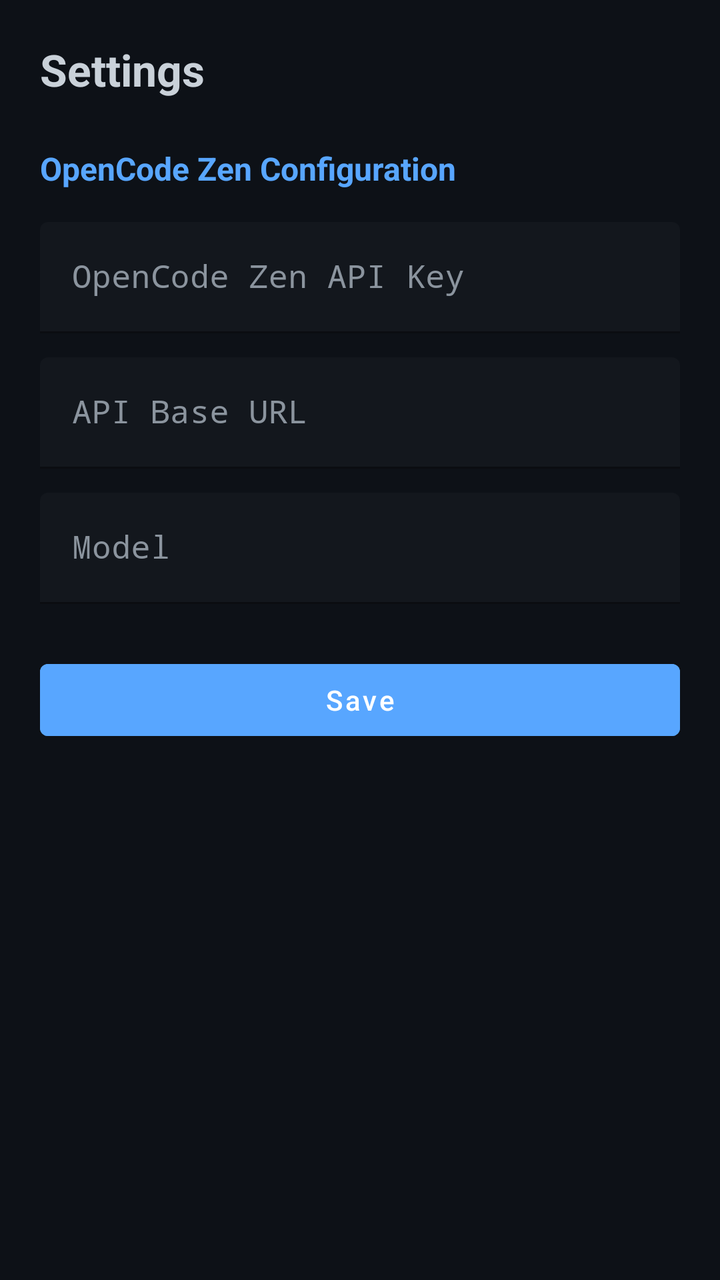
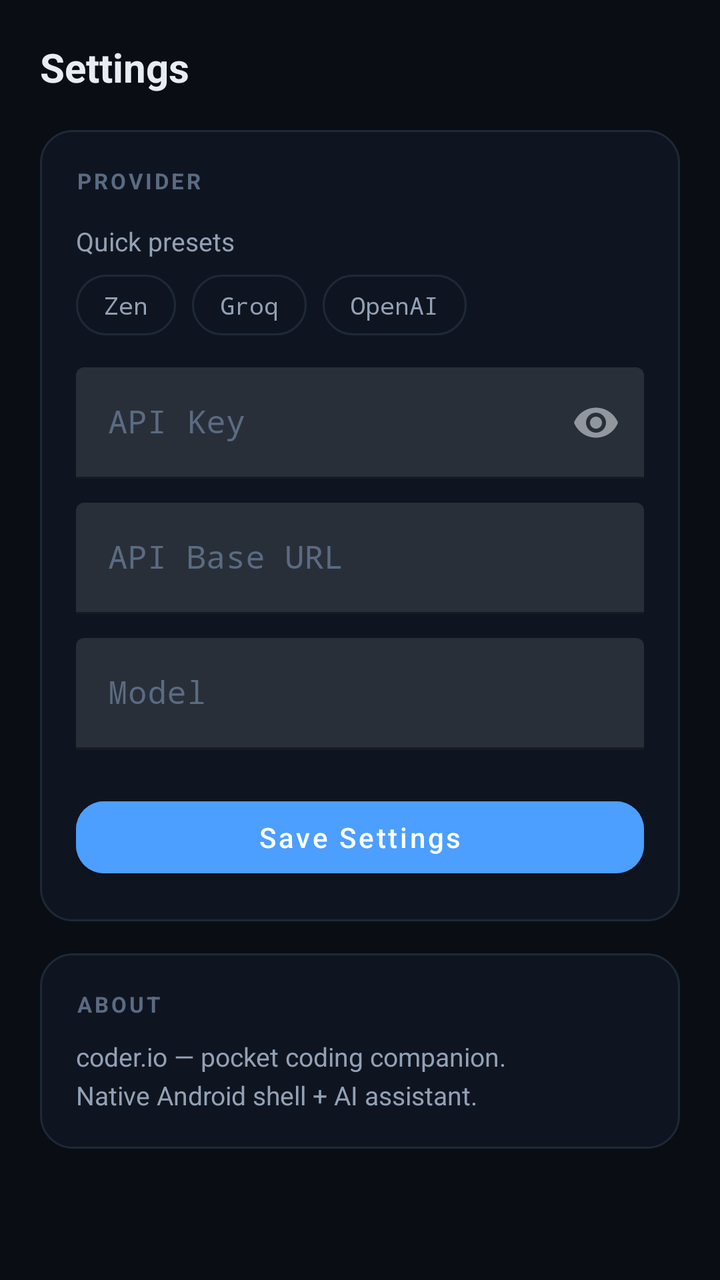

Two renders of the same Android screen: before a commit and after it. Below are the layout's source before the change and the commit's diff.
<!-- AndroidManifest.xml: application theme Theme.CoderIO -->
<!-- res/layout/fragment_settings.xml -->
<?xml version="1.0" encoding="utf-8"?>
<ScrollView xmlns:android="http://schemas.android.com/apk/res/android"
    xmlns:app="http://schemas.android.com/apk/res-auto"
    android:layout_width="match_parent"
    android:layout_height="match_parent"
    android:background="@color/bg_primary"
    android:padding="20dp">

    <LinearLayout
        android:layout_width="match_parent"
        android:layout_height="wrap_content"
        android:orientation="vertical">

        <TextView
            android:layout_width="wrap_content"
            android:layout_height="wrap_content"
            android:text="Settings"
            android:textColor="@color/text_primary"
            android:textSize="22sp"
            android:textStyle="bold"
            android:layout_marginBottom="24dp" />

        <TextView
            android:layout_width="wrap_content"
            android:layout_height="wrap_content"
            android:text="OpenCode Zen Configuration"
            android:textColor="@color/accent"
            android:textSize="16sp"
            android:textStyle="bold"
            android:layout_marginBottom="16dp" />

        <com.google.android.material.textfield.TextInputLayout
            android:layout_width="match_parent"
            android:layout_height="wrap_content"
            android:layout_marginBottom="12dp"
            android:hint="@string/api_key_label"
            android:textColorHint="@color/text_secondary"
            app:boxStrokeColor="@color/accent">

            <com.google.android.material.textfield.TextInputEditText
                android:id="@+id/api_key_input"
                android:layout_width="match_parent"
                android:layout_height="wrap_content"
                android:fontFamily="monospace"
                android:textColor="@color/text_primary"
                android:inputType="textPassword" />

        </com.google.android.material.textfield.TextInputLayout>

        <com.google.android.material.textfield.TextInputLayout
            android:layout_width="match_parent"
            android:layout_height="wrap_content"
            android:layout_marginBottom="12dp"
            android:hint="@string/api_url_label"
            android:textColorHint="@color/text_secondary"
            app:boxStrokeColor="@color/accent">

            <com.google.android.material.textfield.TextInputEditText
                android:id="@+id/api_url_input"
                android:layout_width="match_parent"
                android:layout_height="wrap_content"
                android:fontFamily="monospace"
                android:textColor="@color/text_primary"
                android:inputType="textUri" />

        </com.google.android.material.textfield.TextInputLayout>

        <com.google.android.material.textfield.TextInputLayout
            android:layout_width="match_parent"
            android:layout_height="wrap_content"
            android:layout_marginBottom="24dp"
            android:hint="@string/api_model_label"
            android:textColorHint="@color/text_secondary"
            app:boxStrokeColor="@color/accent">

            <com.google.android.material.textfield.TextInputEditText
                android:id="@+id/model_input"
                android:layout_width="match_parent"
                android:layout_height="wrap_content"
                android:fontFamily="monospace"
                android:textColor="@color/text_primary"
                android:inputType="text" />

        </com.google.android.material.textfield.TextInputLayout>

        <com.google.android.material.button.MaterialButton
            android:id="@+id/btn_save_settings"
            android:layout_width="match_parent"
            android:layout_height="wrap_content"
            android:text="@string/save"
            android:textAllCaps="false"
            android:backgroundTint="@color/accent"
            android:textColor="@android:color/white" />

        <TextView
            android:id="@+id/settings_status"
            android:layout_width="match_parent"
            android:layout_height="wrap_content"
            android:textColor="@color/accent_green"
            android:textSize="13sp"
            android:layout_marginTop="12dp"
            android:gravity="center" />

    </LinearLayout>
</ScrollView>
<!-- resources referenced by this layout -->
<resources>
  <color name="accent">#FF58A6FF</color>
  <color name="accent_green">#FF3FB950</color>
  <color name="bg_primary">#FF0D1117</color>
  <color name="text_primary">#FFC9D1D9</color>
  <color name="text_secondary">#FF8B949E</color>
  <string name="api_key_label">OpenCode Zen API Key</string>
  <string name="api_model_label">Model</string>
  <string name="api_url_label">API Base URL</string>
  <string name="save">Save</string>
  <style name="Theme.CoderIO" parent="Theme.MaterialComponents.DayNight.NoActionBar">
          <item name="colorPrimary">@color/accent</item>
          <item name="colorPrimaryVariant">#FF388bfd</item>
          <item name="colorOnPrimary">@android:color/white</item>
          <item name="colorSecondary">@color/accent_green</item>
          <item name="android:colorBackground">@color/bg_primary</item>
          <item name="colorSurface">@color/bg_secondary</item>
          <item name="android:statusBarColor">@color/bg_primary</item>
          <item name="android:navigationBarColor">@color/bg_secondary</item>
          <item name="android:windowLightStatusBar">false</item>
      </style>
  <color name="bg_secondary">#FF161B22</color>
</resources>

<!-- the commit's change to res/layout/fragment_settings.xml (unified diff, before → after) -->
@@ -4,6 +4,7 @@
     android:layout_width="match_parent"
     android:layout_height="match_parent"
     android:background="@color/bg_primary"
+    android:clipToPadding="false"
     android:padding="20dp">
 
     <LinearLayout
@@ -14,83 +15,154 @@
         <TextView
             android:layout_width="wrap_content"
             android:layout_height="wrap_content"
-            android:text="Settings"
-            android:textColor="@color/text_primary"
-            android:textSize="22sp"
-            android:textStyle="bold"
-            android:layout_marginBottom="24dp" />
+            android:text="@string/tab_settings"
+            style="@style/Text.CoderIO.ScreenTitle"
+            android:layout_marginBottom="18dp" />
 
-        <TextView
-            android:layout_width="wrap_content"
-            android:layout_height="wrap_content"
-            android:text="OpenCode Zen Configuration"
-            android:textColor="@color/accent"
-            android:textSize="16sp"
-            android:textStyle="bold"
-            android:layout_marginBottom="16dp" />
-
-        <com.google.android.material.textfield.TextInputLayout
+        
+        <LinearLayout
             android:layout_width="match_parent"
             android:layout_height="wrap_content"
-            android:layout_marginBottom="12dp"
-            android:hint="@string/api_key_label"
-            android:textColorHint="@color/text_secondary"
-            app:boxStrokeColor="@color/accent">
+            android:orientation="vertical"
+            android:background="@drawable/bg_card"
+            android:padding="18dp">
 
-            <com.google.android.material.textfield.TextInputEditText
-                android:id="@+id/api_key_input"
+            <TextView
+                android:layout_width="wrap_content"
+                android:layout_height="wrap_content"
+                android:text="@string/provider_section"
+                style="@style/Text.CoderIO.SectionLabel"
+                android:layout_marginBottom="14dp" />
+
+            <TextView
+                android:layout_width="wrap_content"
+                android:layout_height="wrap_content"
+                android:text="@string/presets_label"
+                android:textColor="@color/text_secondary"
+                android:textSize="13sp"
+                android:layout_marginBottom="8dp" />
+
+            <LinearLayout
+                android:layout_width="wrap_content"
+                android:layout_height="wrap_content"
+                android:orientation="horizontal"
+                android:layout_marginBottom="16dp">
+
+                <TextView
+                    android:id="@+id/preset_zen"
+                    style="@style/Widget.CoderIO.QuickChip"
+                    android:layout_width="wrap_content"
+                    android:layout_height="wrap_content"
+                    android:text="@string/preset_zen" />
+
+                <TextView
+                    android:id="@+id/preset_groq"
+                    style="@style/Widget.CoderIO.QuickChip"
+                    android:layout_width="wrap_content"
+                    android:layout_height="wrap_content"
+                    android:text="@string/preset_groq" />
+
+                <TextView
+                    android:id="@+id/preset_openai"
+                    style="@style/Widget.CoderIO.QuickChip"
+                    android:layout_width="wrap_content"
+                    android:layout_height="wrap_content"
+                    android:text="@string/preset_openai" />
+            </LinearLayout>
+
+            <com.google.android.material.textfield.TextInputLayout
                 android:layout_width="match_parent"
                 android:layout_height="wrap_content"
-                android:fontFamily="monospace"
-                android:textColor="@color/text_primary"
-                android:inputType="textPassword" />
+                android:layout_marginBottom="12dp"
+                android:hint="@string/api_key_label"
+                android:textColorHint="@color/text_faint"
+                app:boxStrokeColor="@color/accent"
+                app:endIconMode="password_toggle"
+                style="@style/Widget.MaterialComponents.TextInputLayout.FilledBox">
 
-        </com.google.android.material.textfield.TextInputLayout>
+                <com.google.android.material.textfield.TextInputEditText
+                    android:id="@+id/api_key_input"
+                    android:layout_width="match_parent"
+                    android:layout_height="wrap_content"
+                    android:fontFamily="monospace"
+                    android:textColor="@color/text_primary"
+                    android:inputType="textPassword" />
 
-        <com.google.android.material.textfield.TextInputLayout
+            </com.google.android.material.textfield.TextInputLayout>
+
+            <com.google.android.material.textfield.TextInputLayout
+                android:layout_width="match_parent"
+                android:layout_height="wrap_content"
+                android:layout_marginBottom="12dp"
+                android:hint="@string/api_url_label"
+                android:textColorHint="@color/text_faint"
+                app:boxStrokeColor="@color/accent">
+
+                <com.google.android.material.textfield.TextInputEditText
+                    android:id="@+id/api_url_input"
+                    android:layout_width="match_parent"
+                    android:layout_height="wrap_content"
+                    android:fontFamily="monospace"
+                    android:textColor="@color/text_primary"
+                    android:inputType="textUri" />
+
+            </com.google.android.material.textfield.TextInputLayout>
+
+            <com.google.android.material.textfield.TextInputLayout
+                android:layout_width="match_parent"
+                android:layout_height="wrap_content"
+                android:layout_marginBottom="6dp"
+                android:hint="@string/api_model_label"
+                android:textColorHint="@color/text_faint"
+                app:boxStrokeColor="@color/accent">
+
+                <com.google.android.material.textfield.TextInputEditText
+                    android:id="@+id/model_input"
+                    android:layout_width="match_parent"
+                    android:layout_height="wrap_content"
+                    android:fontFamily="monospace"
+                    android:textColor="@color/text_primary"
+                    android:inputType="text" />
+
+            </com.google.android.material.textfield.TextInputLayout>
+
+            <com.google.android.material.button.MaterialButton
+                android:id="@+id/btn_save_settings"
+                android:layout_width="match_parent"
+                android:layout_height="wrap_content"
+                android:layout_marginTop="14dp"
+                android:text="@string/save"
+                android:textAllCaps="false"
+                android:backgroundTint="@color/accent"
+                app:cornerRadius="14dp"
+                android:textColor="@android:color/white" />
+        </LinearLayout>
+
+        
+        <LinearLayout
             android:layout_width="match_parent"
             android:layout_height="wrap_content"
-            android:layout_marginBottom="12dp"
-            android:hint="@string/api_url_label"
-            android:textColorHint="@color/text_secondary"
-            app:boxStrokeColor="@color/accent">
+            android:orientation="vertical"
+            android:layout_marginTop="16dp"
+            android:layout_marginBottom="20dp"
+            android:background="@drawable/bg_card"
+            android:padding="18dp">
 
-            <com.google.android.material.textfield.TextInputEditText
-                android:id="@+id/api_url_input"
-                android:layout_width="match_parent"
+            <TextView
+                android:layout_width="wrap_content"
                 android:layout_height="wrap_content"
-                android:fontFamily="monospace"
-                android:textColor="@color/text_primary"
-                android:inputType="textUri" />
+                android:text="@string/about_section"
+                style="@style/Text.CoderIO.SectionLabel"
+                android:layout_marginBottom="10dp" />
 
-        </com.google.android.material.textfield.TextInputLayout>
-
-        <com.google.android.material.textfield.TextInputLayout
-            android:layout_width="match_parent"
-            android:layout_height="wrap_content"
-            android:layout_marginBottom="24dp"
-            android:hint="@string/api_model_label"
-            android:textColorHint="@color/text_secondary"
-            app:boxStrokeColor="@color/accent">
-
-            <com.google.android.material.textfield.TextInputEditText
-                android:id="@+id/model_input"
-                android:layout_width="match_parent"
+            <TextView
+                android:layout_width="wrap_content"
                 android:layout_height="wrap_content"
-                android:fontFamily="monospace"
-                android:textColor="@color/text_primary"
-                android:inputType="text" />
-
-        </com.google.android.material.textfield.TextInputLayout>
-
-        <com.google.android.material.button.MaterialButton
-            android:id="@+id/btn_save_settings"
-            android:layout_width="match_parent"
-            android:layout_height="wrap_content"
-            android:text="@string/save"
-            android:textAllCaps="false"
-            android:backgroundTint="@color/accent"
-            android:textColor="@android:color/white" />
+                android:text="@string/about_line"
+                android:lineSpacingExtra="4dp"
+                android:textColor="@color/text_secondary"
+                android:textSize="13sp" />
+        </LinearLayout>
 
         <TextView
             android:id="@+id/settings_status"
@@ -98,7 +170,6 @@
             android:layout_height="wrap_content"
             android:textColor="@color/accent_green"
             android:textSize="13sp"
-            android:layout_marginTop="12dp"
             android:gravity="center" />
 
     </LinearLayout>
<!-- resource entries referenced after the edit -->
@@ -1,25 +1,78 @@
 <!-- resources referenced by this layout -->
 <resources>
-  <color name="accent">#FF58A6FF</color>
+  <color name="accent">#FF4C9EFF</color>
   <color name="accent_green">#FF3FB950</color>
-  <color name="bg_primary">#FF0D1117</color>
-  <color name="text_primary">#FFC9D1D9</color>
-  <color name="text_secondary">#FF8B949E</color>
-  <string name="api_key_label">OpenCode Zen API Key</string>
+  <color name="bg_primary">#FF0A0E14</color>
+  <color name="text_faint">#FF5A6B82</color>
+  <color name="text_primary">#FFE8EDF4</color>
+  <color name="text_secondary">#FF93A1B5</color>
+  <!-- drawable bg_card (drawable) -->
+  <?xml version="1.0" encoding="utf-8"?>
+  <shape xmlns:android="http://schemas.android.com/apk/res/android"
+      android:shape="rectangle">
+      <solid android:color="@color/bg_secondary" />
+      <stroke android:width="1dp" android:color="@color/stroke" />
+      <corners android:radius="16dp" />
+  </shape>
+  <string name="about_line">coder.io — pocket coding companion.\nNative Android shell + AI assistant.</string>
+  <string name="about_section">About</string>
+  <string name="api_key_label">API Key</string>
   <string name="api_model_label">Model</string>
   <string name="api_url_label">API Base URL</string>
-  <string name="save">Save</string>
-  <style name="Theme.CoderIO" parent="Theme.MaterialComponents.DayNight.NoActionBar">
+  <string name="preset_groq">Groq</string>
+  <string name="preset_openai">OpenAI</string>
+  <string name="preset_zen">Zen</string>
+  <string name="presets_label">Quick presets</string>
+  <string name="provider_section">Provider</string>
+  <string name="save">Save Settings</string>
+  <string name="tab_settings">Settings</string>
+  <style name="Text.CoderIO.ScreenTitle" parent="">
+          <item name="android:textSize">20sp</item>
+          <item name="android:textStyle">bold</item>
+          <item name="android:textColor">@color/text_primary</item>
+      </style>
+  <style name="Text.CoderIO.SectionLabel" parent="">
+          <item name="android:textSize">11sp</item>
+          <item name="android:textStyle">bold</item>
+          <item name="android:textAllCaps">true</item>
+          <item name="android:letterSpacing">0.12</item>
+          <item name="android:textColor">@color/text_faint</item>
+      </style>
+  <style name="Widget.CoderIO.QuickChip" parent="">
+          <item name="android:background">@drawable/bg_chip</item>
+          <item name="android:textColor">@color/text_secondary</item>
+          <item name="android:textSize">12sp</item>
+          <item name="android:fontFamily">monospace</item>
+          <item name="android:paddingStart">14dp</item>
+          <item name="android:paddingEnd">14dp</item>
+          <item name="android:paddingTop">7dp</item>
+          <item name="android:paddingBottom">7dp</item>
+          <item name="android:layout_marginEnd">8dp</item>
+      </style>
+  <style name="Theme.CoderIO" parent="Theme.MaterialComponents.NoActionBar">
           <item name="colorPrimary">@color/accent</item>
-          <item name="colorPrimaryVariant">#FF388bfd</item>
+          <item name="colorPrimaryVariant">@color/accent_deep</item>
           <item name="colorOnPrimary">@android:color/white</item>
-          <item name="colorSecondary">@color/accent_green</item>
+          <item name="colorSecondary">@color/accent_teal</item>
+          <item name="colorOnSurface">@color/text_primary</item>
           <item name="android:colorBackground">@color/bg_primary</item>
           <item name="colorSurface">@color/bg_secondary</item>
           <item name="android:statusBarColor">@color/bg_primary</item>
-          <item name="android:navigationBarColor">@color/bg_secondary</item>
+          <item name="android:navigationBarColor">@color/bg_primary</item>
           <item name="android:windowLightStatusBar">false</item>
+          <item name="android:windowLightNavigationBar">false</item>
       </style>
-  <color name="bg_secondary">#FF161B22</color>
+  <color name="bg_secondary">#FF0F1520</color>
+  <color name="stroke">#FF1E2937</color>
+  <!-- drawable bg_chip (drawable) -->
+  <?xml version="1.0" encoding="utf-8"?>
+  <shape xmlns:android="http://schemas.android.com/apk/res/android"
+      android:shape="rectangle">
+      <solid android:color="@android:color/transparent" />
+      <stroke android:width="1dp" android:color="@color/stroke" />
+      <corners android:radius="16dp" />
+  </shape>
+  <color name="accent_deep">#FF1F5FD6</color>
+  <color name="accent_teal">#FF2DD4BF</color>
 </resources>
 
